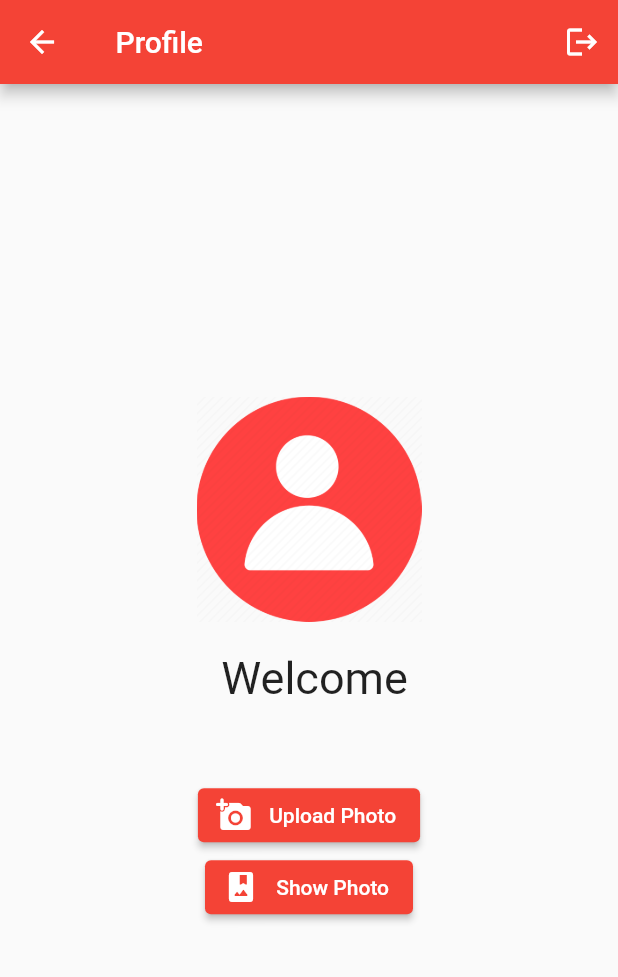
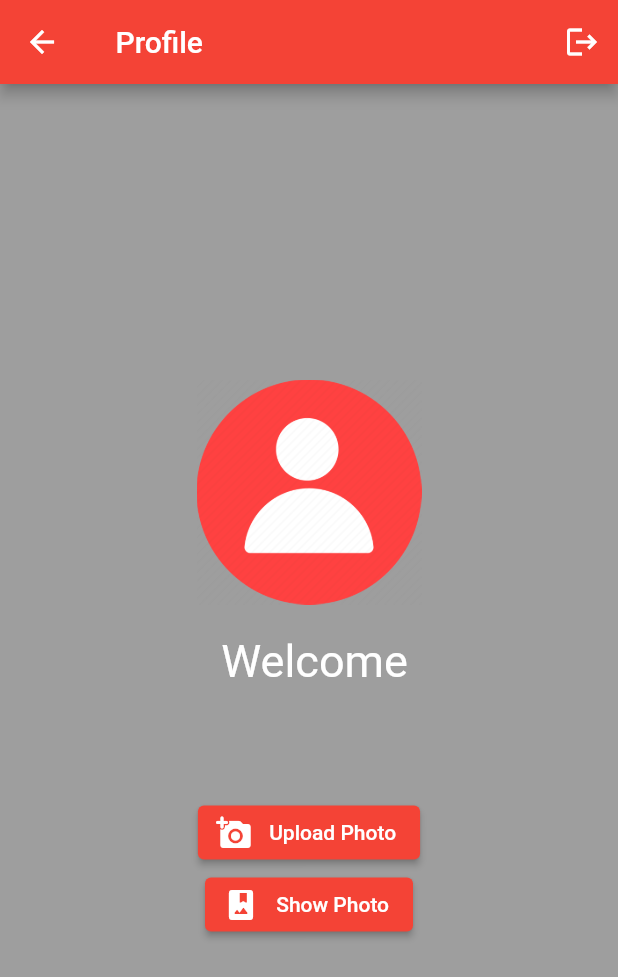
Before and after one commit to Amirul-Islam-Chowdhury/my-gallery, a Flutter app: the HomeScreen screen opened directly, on a phone screen of 412 x 824 dp. Shown: the top 977 px of the screen. Run offline on Flutter 3.47's test engine with Material 2 defaults, Android fonts, the light colour scheme and no system bars; our stand-ins replace cloud_firestore, firebase_auth, firebase_core, firebase_storage, fluttertoast, image_picker; accounts and stored records are empty.

Commit message:
update-galleryUI

```diff
--- a/lib/screens/HomeScreen.dart
+++ b/lib/screens/HomeScreen.dart
@@ -1,7 +1,9 @@
+import 'package:cloud_firestore/cloud_firestore.dart';
 import 'package:firebase_auth/firebase_auth.dart';
 import 'package:flutter/material.dart';
 import 'package:my_gallery/Photos/ShowPhotos.dart';
 import 'package:my_gallery/Photos/UploadedPhotos.dart';
+import 'package:my_gallery/users/UsersState.dart';
 
 import 'loginScreen.dart';
 
@@ -13,9 +15,26 @@ class HomeScreen extends StatefulWidget {
 }
 
 class _HomeScreenState extends State<HomeScreen> {
+  User? user = FirebaseAuth.instance.currentUser;
+  UserState loggedInUser = UserState();
+
+  @override
+  void initState() {
+    super.initState();
+    FirebaseFirestore.instance
+        .collection("users")
+        .doc(user!.uid)
+        .get()
+        .then((value) {
+      this.loggedInUser = UserState.fromMap(value.data());
+      setState(() {});
+    });
+  }
+
   @override
   Widget build(BuildContext context) {
     return Scaffold(
+      backgroundColor: Colors.black38,
       appBar: _appBar(),
       body: Center(
         child: Padding(
@@ -34,8 +53,13 @@ class _HomeScreenState extends State<HomeScreen> {
               Padding(padding: EdgeInsets.all(10)),
               Text(
                 " Welcome",
-                style: TextStyle(fontSize: 30.0),
+                style: TextStyle(fontSize: 30.0, color: Colors.white),
               ),
+              Text("  ${loggedInUser.firstName} ${loggedInUser.secondName} ",
+                  style: TextStyle(
+                    color: Colors.white,
+                    fontSize: 20.0,
+                  )),
               SizedBox(
                 height: 50,
               ),
@@ -49,7 +73,9 @@ class _HomeScreenState extends State<HomeScreen> {
                     Navigator.push(
                         context,
                         MaterialPageRoute(
-                            builder: (context) => UploadedPhotos()));
+                            builder: (context) => UploadedPhotos(
+                                  userId: loggedInUser.uid,
+                                )));
                   },
                 ),
               ),
@@ -60,8 +86,12 @@ class _HomeScreenState extends State<HomeScreen> {
                   ),
                   label: Text(" Show Photo"),
                   onPressed: () {
-                    Navigator.push(context,
-                        MaterialPageRoute(builder: (context) => ShowPhotos()));
+                    Navigator.push(
+                        context,
+                        MaterialPageRoute(
+                            builder: (context) => ShowPhotos(
+                                  userId: loggedInUser.uid,
+                                )));
                   },
                 ),
               ),
@@ -77,7 +107,13 @@ class _HomeScreenState extends State<HomeScreen> {
     return PreferredSize(
         child: AppBar(
           title: const Text(" Profile "),
-          actions: [IconButton(onPressed: () {}, icon: Icon(Icons.logout))],
+          actions: [
+            IconButton(
+                onPressed: () {
+                  logout(context);
+                },
+                icon: Icon(Icons.logout))
+          ],
         ),
         preferredSize: Size.fromHeight(appBarHeight));
   }
```
Also changed, not shown: lib/Photos/ShowPhotos.dart (+18 -6 lines), lib/Photos/UploadedPhotos.dart (+7 -9 lines), lib/screens/loginScreen.dart (+5 -2 lines).
